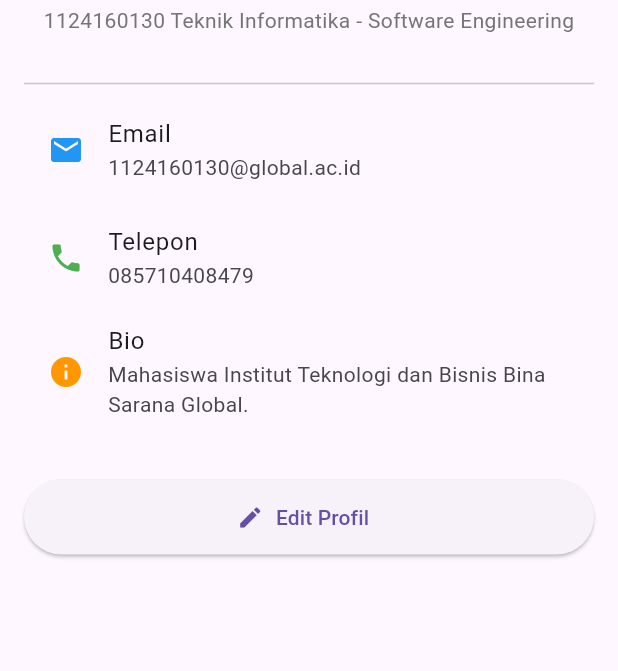
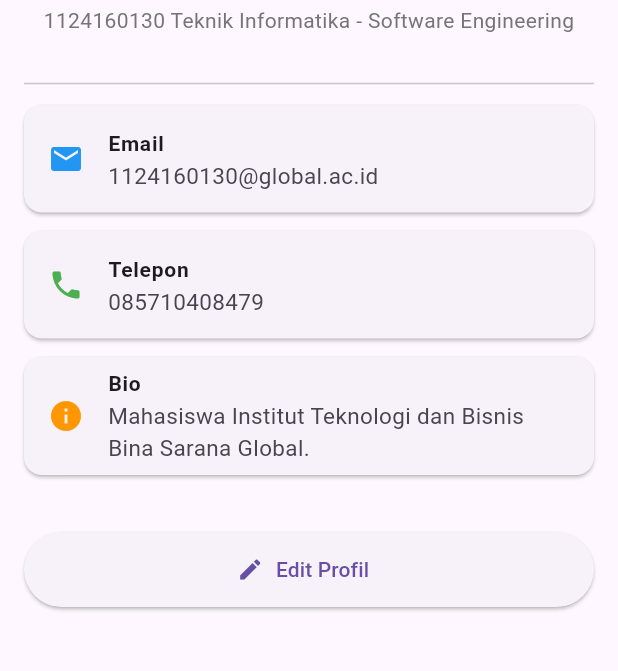
Before and after one commit to rapp-afk/uts-pml-1124160130, a Flutter app: the screen it shows after launch, on a phone screen of 412 x 824 dp, the part 359-1030 px from its top. Run offline on Flutter 3.47's test engine with Material 3 defaults, Android fonts, the phone set to English and light mode, and no system bars; network calls fail.

Commit message:
refactor: memisahkan komponen list tile profil menjadi widget modular profile_info_card

```diff
--- a/soal2-profil-app/lib/screens/profile_page.dart
+++ b/soal2-profil-app/lib/screens/profile_page.dart
@@ -2,6 +2,7 @@ import 'package:flutter/material.dart';
 import '../models/profile.dart';
 import 'edit_profile_page.dart';
 import 'about_page.dart';
+import '../widgets/profile_info_card.dart';
 
 class ProfilePage extends StatefulWidget {
   final VoidCallback onThemeChanged;
@@ -81,20 +82,23 @@ class _ProfilePageState extends State<ProfilePage> {
             ),
             const SizedBox(height: 24),
             const Divider(),
-            ListTile(
-              leading: const Icon(Icons.email, color: Colors.blue),
-              title: const Text('Email'),
-              subtitle: Text(userProfile.email),
+            ProfileInfoCard(
+              icon: Icons.email,
+              iconColor: Colors.blue,
+              title: 'Email',
+              subtitle: userProfile.email,
             ),
-            ListTile(
-              leading: const Icon(Icons.phone, color: Colors.green),
-              title: const Text('Telepon'),
-              subtitle: Text(userProfile.phone),
+            ProfileInfoCard(
+              icon: Icons.phone,
+              iconColor: Colors.green,
+              title: 'Telepon',
+              subtitle: userProfile.phone,
             ),
-            ListTile(
-              leading: const Icon(Icons.info, color: Colors.orange),
-              title: const Text('Bio'),
-              subtitle: Text(userProfile.bio),
+            ProfileInfoCard(
+              icon: Icons.info,
+              iconColor: Colors.orange,
+              title: 'Bio',
+              subtitle: userProfile.bio,
             ),
             const SizedBox(height: 32),
             ElevatedButton.icon(
--- /dev/null
+++ b/soal2-profil-app/lib/widgets/profile_info_card.dart
@@ -0,0 +1,29 @@
+import 'package:flutter/material.dart';
+
+class ProfileInfoCard extends StatelessWidget {
+  final IconData icon;
+  final Color iconColor;
+  final String title;
+  final String subtitle;
+
+  const ProfileInfoCard({
+    super.key,
+    required this.icon,
+    required this.iconColor,
+    required this.title,
+    required this.subtitle,
+  });
+
+  @override
+  Widget build(BuildContext context) {
+    return Card(
+      elevation: 1,
+      margin: const EdgeInsets.symmetric(vertical: 6.0),
+      child: ListTile(
+        leading: Icon(icon, color: iconColor),
+        title: Text(title, style: const TextStyle(fontWeight: FontWeight.bold, fontSize: 14)),
+        subtitle: Text(subtitle, style: const TextStyle(fontSize: 15)),
+      ),
+    );
+  }
+}
```
